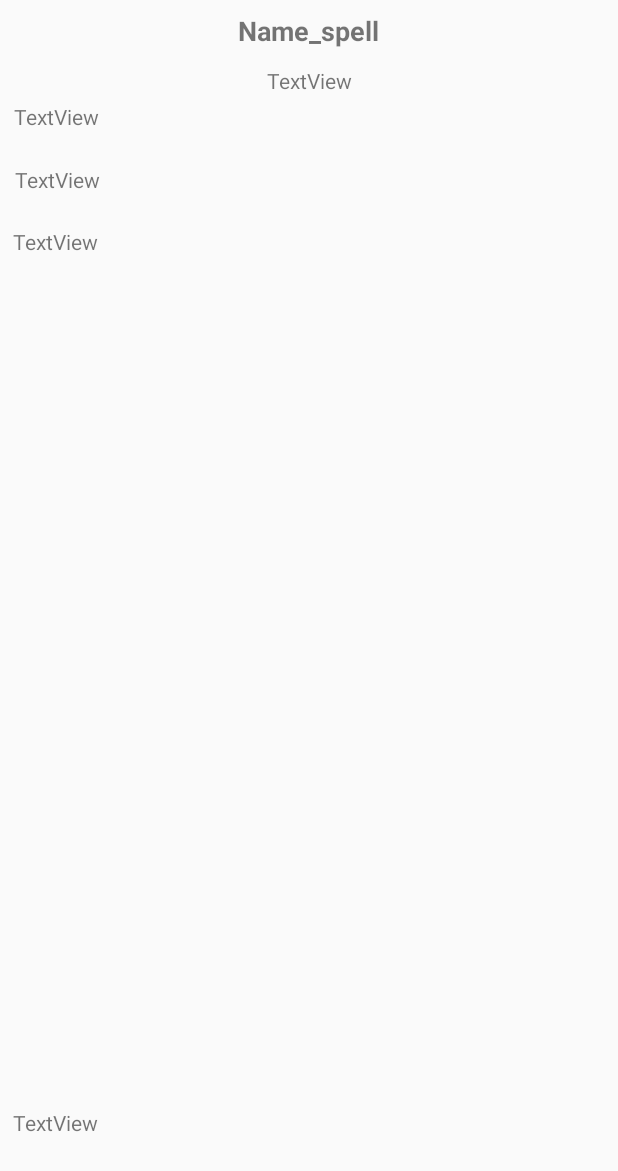
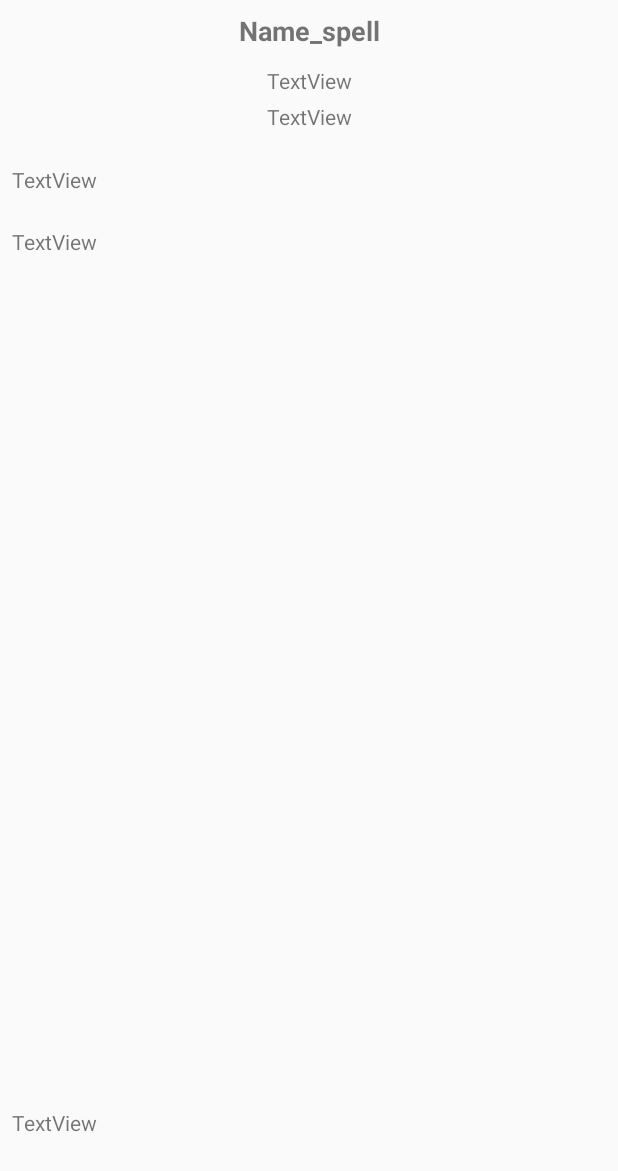
Before and after one commit to NataliePl/DnDGameNew, an Android app: the layout activity_one_spell.xml on its own in the app's theme, with its tools: preview values and no code run, on a phone screen of 412 x 824 dp. Shown: the top 1171 px of the screen. Run offline under Robolectric (Android 15) with nearby library versions, the phone set to English and light mode, and no system bars.

Commit message:
Работа с OneSpellActivity  - Сработало. Приведение в более ли менее человеческий вид.

```diff
--- a/app/src/main/java/com/example/myapplication/OneSpellActivity.java
+++ b/app/src/main/java/com/example/myapplication/OneSpellActivity.java
@@ -91,7 +91,7 @@ String spell;
                 TextView textViewSpellLevel = (TextView) findViewById(R.id.spellLevel);
                 textViewSpellLevel.setText("Уровень: "+curSpell.getLevel());
 
-                TextView textViewSpellMat = (TextView) findViewById(R.id.spellMat);
+                TextView textViewSpellMat = (TextView) findViewById(R.id.spellMaterial);
                 textViewSpellMat.setText("Материал: "+curSpell.getSpell_material());
 
                 TextView textViewSpellDur = (TextView) findViewById(R.id.spellDuringTime);
--- a/app/src/main/res/layout/activity_one_spell.xml
+++ b/app/src/main/res/layout/activity_one_spell.xml
@@ -8,7 +8,7 @@
 
     <TextView
         android:id="@+id/spellName"
-        android:layout_width="395dp"
+        android:layout_width="match_parent"
         android:layout_height="28dp"
         android:layout_marginStart="8dp"
         android:layout_marginTop="8dp"
@@ -24,7 +24,7 @@
 
     <TextView
         android:id="@+id/spellLevel"
-        android:layout_width="389dp"
+        android:layout_width="match_parent"
         android:layout_height="16dp"
         android:layout_marginStart="8dp"
         android:layout_marginTop="8dp"
@@ -37,19 +37,21 @@
 
     <TextView
         android:id="@+id/spellReadTime"
-        android:layout_width="394dp"
+        android:layout_width="match_parent"
         android:layout_height="34dp"
         android:layout_marginStart="8dp"
         android:layout_marginTop="8dp"
         android:layout_marginEnd="8dp"
+        android:scrollbars="vertical"
         android:text="TextView"
+        android:textAlignment="center"
         app:layout_constraintEnd_toEndOf="parent"
         app:layout_constraintStart_toStartOf="parent"
         app:layout_constraintTop_toBottomOf="@+id/spellLevel" />
 
     <TextView
         android:id="@+id/spellMaterial"
-        android:layout_width="392dp"
+        android:layout_width="match_parent"
         android:layout_height="33dp"
         android:layout_marginStart="8dp"
         android:layout_marginTop="8dp"
@@ -62,11 +64,13 @@
 
     <TextView
         android:id="@+id/spellDisc"
-        android:layout_width="395dp"
+        android:layout_width="match_parent"
         android:layout_height="526dp"
         android:layout_marginStart="8dp"
         android:layout_marginTop="8dp"
         android:layout_marginEnd="8dp"
+        android:isScrollContainer="false"
+        android:scrollbars = "vertical"
         android:text="TextView"
         app:layout_constraintEnd_toEndOf="parent"
         app:layout_constraintStart_toStartOf="parent"
@@ -74,7 +78,7 @@
 
     <TextView
         android:id="@+id/spellDuringTime"
-        android:layout_width="395dp"
+        android:layout_width="match_parent"
         android:layout_height="24dp"
         android:layout_marginStart="8dp"
         android:layout_marginTop="8dp"
```
